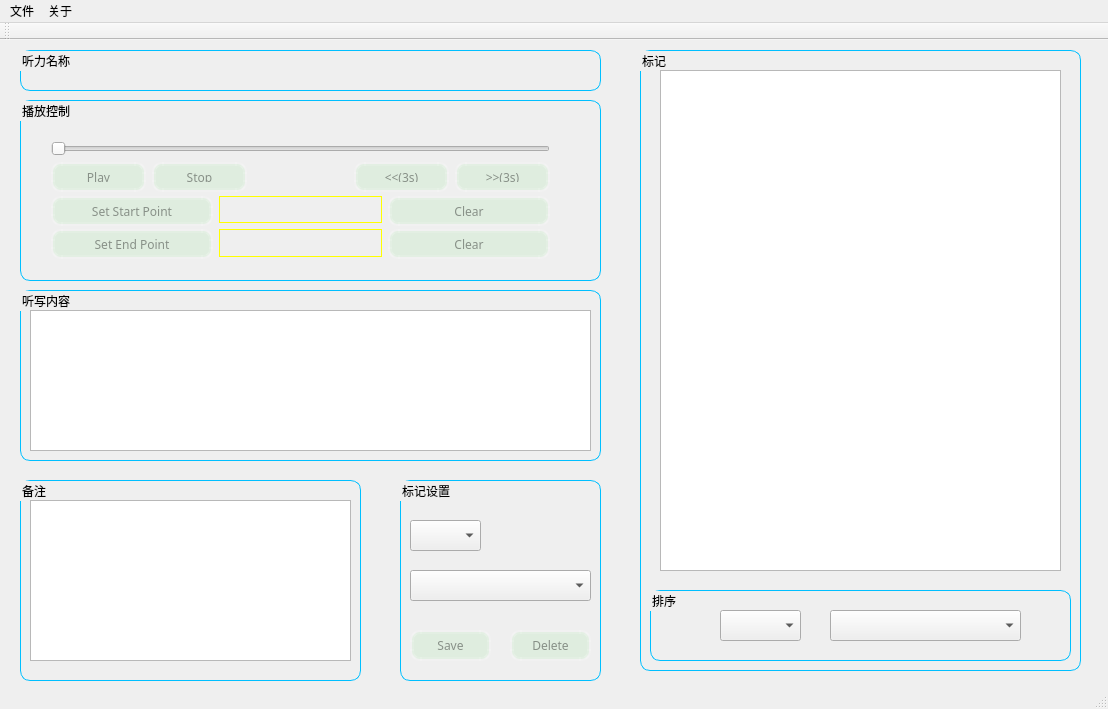
The window that mainwindow.ui (leihui6/marksentence) describes before a commit, drawn with Qt 5.
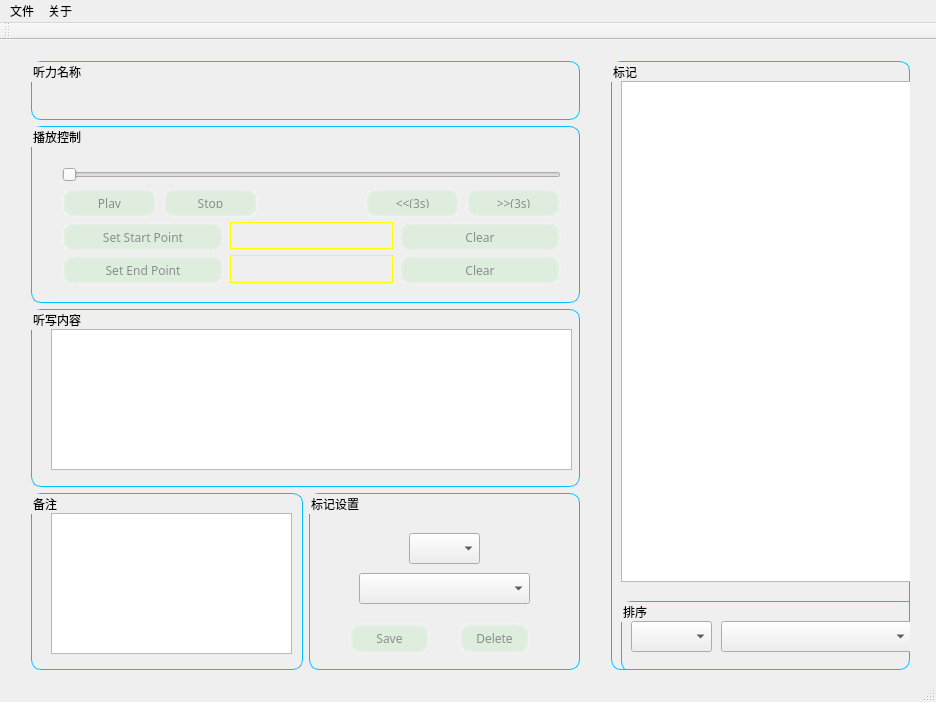
The same window after the commit. Icons and pictures are not drawn.

```diff
--- a/mainwindow.ui
+++ b/mainwindow.ui
@@ -6,367 +6,26 @@
    <rect>
     <x>0</x>
     <y>0</y>
-    <width>1108</width>
-    <height>709</height>
+    <width>936</width>
+    <height>702</height>
    </rect>
   </property>
   <property name="windowTitle">
    <string>MainWindow</string>
   </property>
   <widget class="QWidget" name="centralWidget">
-   <widget class="QGroupBox" name="groupBox">
+   <widget class="QWidget" name="verticalLayoutWidget_5">
     <property name="geometry">
      <rect>
       <x>20</x>
-      <y>440</y>
-      <width>341</width>
-      <height>201</height>
-     </rect>
-    </property>
-    <property name="styleSheet">
-     <string notr="true">QGroupBox {
-	border: 1px solid #00BFFF;
-	border-radius:10px
-}</string>
-    </property>
-    <property name="title">
-     <string>备注</string>
-    </property>
-    <property name="alignment">
-     <set>Qt::AlignLeading|Qt::AlignLeft|Qt::AlignVCenter</set>
-    </property>
-    <widget class="QPlainTextEdit" name="text_note">
-     <property name="geometry">
-      <rect>
-       <x>10</x>
-       <y>20</y>
-       <width>321</width>
-       <height>161</height>
-      </rect>
-     </property>
-     <property name="font">
-      <font>
-       <family>Times New Roman</family>
-       <pointsize>12</pointsize>
-      </font>
-     </property>
-    </widget>
-   </widget>
-   <widget class="QGroupBox" name="groupBox_2">
-    <property name="geometry">
-     <rect>
-      <x>20</x>
-      <y>250</y>
-      <width>581</width>
-      <height>171</height>
-     </rect>
-    </property>
-    <property name="styleSheet">
-     <string notr="true">QGroupBox {
-	border: 1px solid #00BFFF;
-	border-radius:10px
-}</string>
-    </property>
-    <property name="title">
-     <string>听写内容</string>
-    </property>
-    <widget class="QPlainTextEdit" name="text_type">
-     <property name="geometry">
-      <rect>
-       <x>10</x>
-       <y>20</y>
-       <width>561</width>
-       <height>141</height>
-      </rect>
-     </property>
-     <property name="font">
-      <font>
-       <family>Times New Roman</family>
-       <pointsize>12</pointsize>
-      </font>
-     </property>
-    </widget>
-   </widget>
-   <widget class="QGroupBox" name="groupBox_3">
-    <property name="geometry">
-     <rect>
-      <x>640</x>
       <y>10</y>
-      <width>441</width>
-      <height>621</height>
+      <width>571</width>
+      <height>631</height>
      </rect>
     </property>
-    <property name="styleSheet">
-     <string notr="true">QGroupBox {
-	border: 1px solid #00BFFF;
-	border-radius:10px
-}</string>
-    </property>
-    <property name="title">
-     <string>标记</string>
-    </property>
-    <widget class="QListWidget" name="listWidget">
-     <property name="geometry">
-      <rect>
-       <x>20</x>
-       <y>20</y>
-       <width>401</width>
-       <height>501</height>
-      </rect>
-     </property>
-     <property name="font">
-      <font>
-       <family>Times New Roman</family>
-       <pointsize>10</pointsize>
-      </font>
-     </property>
-     <property name="contextMenuPolicy">
-      <enum>Qt::CustomContextMenu</enum>
-     </property>
-     <property name="uniformItemSizes">
-      <bool>false</bool>
-     </property>
-    </widget>
-    <widget class="QGroupBox" name="groupBox_4">
-     <property name="geometry">
-      <rect>
-       <x>10</x>
-       <y>540</y>
-       <width>421</width>
-       <height>71</height>
-      </rect>
-     </property>
-     <property name="title">
-      <string>排序</string>
-     </property>
-     <widget class="QComboBox" name="combox_sort_level">
-      <property name="geometry">
-       <rect>
-        <x>70</x>
-        <y>20</y>
-        <width>81</width>
-        <height>31</height>
-       </rect>
-      </property>
-      <property name="minimumSize">
-       <size>
-        <width>0</width>
-        <height>25</height>
-       </size>
-      </property>
-      <property name="font">
-       <font>
-        <family>Times New Roman</family>
-        <pointsize>12</pointsize>
-       </font>
-      </property>
-     </widget>
-     <widget class="QComboBox" name="combox_sort_sort">
-      <property name="geometry">
-       <rect>
-        <x>180</x>
-        <y>20</y>
-        <width>191</width>
-        <height>31</height>
-       </rect>
-      </property>
-      <property name="minimumSize">
-       <size>
-        <width>0</width>
-        <height>25</height>
-       </size>
-      </property>
-      <property name="font">
-       <font>
-        <family>Times New Roman</family>
-        <pointsize>12</pointsize>
-       </font>
-      </property>
-      <property name="iconSize">
-       <size>
-        <width>16</width>
-        <height>16</height>
-       </size>
-      </property>
-     </widget>
-    </widget>
-   </widget>
-   <widget class="QGroupBox" name="groupBox_5">
-    <property name="geometry">
-     <rect>
-      <x>400</x>
-      <y>440</y>
-      <width>201</width>
-      <height>201</height>
-     </rect>
-    </property>
-    <property name="styleSheet">
-     <string notr="true">QGroupBox {
-	border: 1px solid #00BFFF;
-	border-radius:10px
-}</string>
-    </property>
-    <property name="title">
-     <string>标记设置</string>
-    </property>
-    <widget class="QComboBox" name="combox_level">
-     <property name="geometry">
-      <rect>
-       <x>10</x>
-       <y>40</y>
-       <width>71</width>
-       <height>31</height>
-      </rect>
-     </property>
-     <property name="sizePolicy">
-      <sizepolicy hsizetype="Preferred" vsizetype="Minimum">
-       <horstretch>0</horstretch>
-       <verstretch>0</verstretch>
-      </sizepolicy>
-     </property>
-     <property name="minimumSize">
-      <size>
-       <width>0</width>
-       <height>25</height>
-      </size>
-     </property>
-     <property name="font">
-      <font>
-       <family>Times New Roman</family>
-       <pointsize>12</pointsize>
-      </font>
-     </property>
-    </widget>
-    <widget class="QComboBox" name="combox_sort">
-     <property name="geometry">
-      <rect>
-       <x>10</x>
-       <y>90</y>
-       <width>181</width>
-       <height>31</height>
-      </rect>
-     </property>
-     <property name="minimumSize">
-      <size>
-       <width>0</width>
-       <height>25</height>
-      </size>
-     </property>
-     <property name="font">
-      <font>
-       <family>Times New Roman</family>
-       <pointsize>12</pointsize>
-      </font>
-     </property>
-     <property name="styleSheet">
-      <string notr="true">QCombox_sort{
-	border: 1px;solid;#999999;
-	border-radius: 5px;
-}</string>
-     </property>
-     <property name="iconSize">
-      <size>
-       <width>16</width>
-       <height>16</height>
-      </size>
-     </property>
-    </widget>
-    <widget class="QPushButton" name="button_delete">
-     <property name="geometry">
-      <rect>
-       <x>110</x>
-       <y>150</y>
-       <width>81</width>
-       <height>31</height>
-      </rect>
-     </property>
-     <property name="styleSheet">
-      <string notr="true">QPushButton{
-	background-color:rgba(100,225,100,30);
-	border-style:outset;
-	border-width:4px;           
-	border-radius:10px;
-	border-color:rgba(255,255,255,30);
-	font:Time New Roams bold 10px;
-	color:rgba(0,0,0,100);
-	padding:6px;
-}    
-QPushButton:pressed{     
-	background-color:rgba(255,0,0,200);    
-	border-color:rgba(255,255,255,30);   
-	border-style:inset;    
-	color:rgba(0,0,0,100);    
-}    
-
-QPushButton:hover{    
-	background-color:rgba(255,0,0,100);    
-	border-color:rgba(255,255,255,200);    
-	color:rgba(0,0,0,200);    
-}</string>
-     </property>
-     <property name="text">
-      <string>Delete</string>
-     </property>
-     <property name="shortcut">
-      <string>Del</string>
-     </property>
-    </widget>
-    <widget class="QPushButton" name="button_save">
-     <property name="geometry">
-      <rect>
-       <x>10</x>
-       <y>150</y>
-       <width>81</width>
-       <height>31</height>
-      </rect>
-     </property>
-     <property name="minimumSize">
-      <size>
-       <width>0</width>
-       <height>23</height>
-      </size>
-     </property>
-     <property name="styleSheet">
-      <string notr="true">QPushButton{
-	background-color:rgba(100,225,100,30);
-	border-style:outset;
-	border-width:4px;           
-	border-radius:10px;
-	border-color:rgba(255,255,255,30);
-	font:Time New Roams bold 10px;
-	color:rgba(0,0,0,100);
-	padding:6px;
-}    
-QPushButton:pressed{     
-	background-color:rgba(100,255,100,200);    
-	border-color:rgba(255,255,255,30);   
-	border-style:inset;    
-	color:rgba(0,0,0,100);    
-}    
-
-QPushButton:hover{    
-	background-color:rgba(100,255,100,100);    
-	border-color:rgba(255,255,255,200);    
-	color:rgba(0,0,0,200);    
-}</string>
-     </property>
-     <property name="text">
-      <string>Save</string>
-     </property>
-     <property name="shortcut">
-      <string>Return</string>
-     </property>
-    </widget>
-   </widget>
+    <layout class="QVBoxLayout" name="verticalLayout_6" stretch="1,3,3,3">
+     <item>
    <widget class="QGroupBox" name="groupBox_6">
-    <property name="geometry">
-     <rect>
-      <x>20</x>
-      <y>10</y>
-      <width>581</width>
-      <height>41</height>
-     </rect>
-    </property>
     <property name="styleSheet">
      <string notr="true">QGroupBox {
 	border: 1px solid #00BFFF;
@@ -381,7 +40,7 @@
       <rect>
        <x>10</x>
        <y>20</y>
-       <width>421</width>
+          <width>561</width>
        <height>19</height>
       </rect>
      </property>
@@ -390,15 +49,11 @@
      </property>
     </widget>
    </widget>
+     </item>
+     <item>
+      <layout class="QVBoxLayout" name="verticalLayout_4">
+       <item>
    <widget class="QGroupBox" name="groupBox_7">
-    <property name="geometry">
-     <rect>
-      <x>20</x>
-      <y>60</y>
-      <width>581</width>
-      <height>181</height>
-     </rect>
-    </property>
     <property name="styleSheet">
      <string notr="true">QGroupBox {
 	border: 1px solid #00BFFF;
@@ -808,13 +463,374 @@
      </layout>
     </widget>
    </widget>
+       </item>
+      </layout>
+     </item>
+     <item>
+      <layout class="QVBoxLayout" name="verticalLayout_3">
+       <item>
+        <widget class="QGroupBox" name="groupBox_2">
+         <property name="styleSheet">
+          <string notr="true">QGroupBox {
+	border: 1px solid #00BFFF;
+	border-radius:10px
+}</string>
+         </property>
+         <property name="title">
+          <string>听写内容</string>
+         </property>
+         <widget class="QPlainTextEdit" name="text_type">
+          <property name="geometry">
+           <rect>
+            <x>20</x>
+            <y>20</y>
+            <width>521</width>
+            <height>141</height>
+           </rect>
+          </property>
+          <property name="font">
+           <font>
+            <family>Times New Roman</family>
+            <pointsize>16</pointsize>
+           </font>
+          </property>
+         </widget>
+        </widget>
+       </item>
+      </layout>
+     </item>
+     <item>
+      <layout class="QHBoxLayout" name="horizontalLayout_6">
+       <item>
+        <widget class="QGroupBox" name="groupBox">
+         <property name="styleSheet">
+          <string notr="true">QGroupBox {
+	border: 1px solid #00BFFF;
+	border-radius:10px
+}</string>
+         </property>
+         <property name="title">
+          <string>备注</string>
+         </property>
+         <property name="alignment">
+          <set>Qt::AlignLeading|Qt::AlignLeft|Qt::AlignVCenter</set>
+         </property>
+         <widget class="QPlainTextEdit" name="text_note">
+          <property name="geometry">
+           <rect>
+            <x>20</x>
+            <y>20</y>
+            <width>241</width>
+            <height>141</height>
+           </rect>
+          </property>
+          <property name="font">
+           <font>
+            <family>Times New Roman</family>
+            <pointsize>16</pointsize>
+           </font>
+          </property>
+         </widget>
+        </widget>
+       </item>
+       <item>
+        <widget class="QGroupBox" name="groupBox_5">
+         <property name="styleSheet">
+          <string notr="true">QGroupBox {
+	border: 1px solid #00BFFF;
+	border-radius:10px
+}</string>
+         </property>
+         <property name="title">
+          <string>标记设置</string>
+         </property>
+         <widget class="QComboBox" name="combox_level">
+          <property name="geometry">
+           <rect>
+            <x>100</x>
+            <y>40</y>
+            <width>71</width>
+            <height>31</height>
+           </rect>
+          </property>
+          <property name="sizePolicy">
+           <sizepolicy hsizetype="Preferred" vsizetype="Minimum">
+            <horstretch>0</horstretch>
+            <verstretch>0</verstretch>
+           </sizepolicy>
+          </property>
+          <property name="minimumSize">
+           <size>
+            <width>0</width>
+            <height>25</height>
+           </size>
+          </property>
+          <property name="font">
+           <font>
+            <family>Times New Roman</family>
+            <pointsize>12</pointsize>
+           </font>
+          </property>
+         </widget>
+         <widget class="QComboBox" name="combox_sort">
+          <property name="geometry">
+           <rect>
+            <x>50</x>
+            <y>80</y>
+            <width>171</width>
+            <height>31</height>
+           </rect>
+          </property>
+          <property name="minimumSize">
+           <size>
+            <width>0</width>
+            <height>25</height>
+           </size>
+          </property>
+          <property name="font">
+           <font>
+            <family>Times New Roman</family>
+            <pointsize>12</pointsize>
+           </font>
+          </property>
+          <property name="styleSheet">
+           <string notr="true">QCombox_sort{
+	border: 1px;solid;#999999;
+	border-radius: 5px;
+}</string>
+          </property>
+          <property name="iconSize">
+           <size>
+            <width>16</width>
+            <height>16</height>
+           </size>
+          </property>
+         </widget>
+         <widget class="QPushButton" name="button_delete">
+          <property name="geometry">
+           <rect>
+            <x>150</x>
+            <y>130</y>
+            <width>71</width>
+            <height>31</height>
+           </rect>
+          </property>
+          <property name="styleSheet">
+           <string notr="true">QPushButton{
+	background-color:rgba(100,225,100,30);
+	border-style:outset;
+	border-width:4px;           
+	border-radius:10px;
+	border-color:rgba(255,255,255,30);
+	font:Time New Roams bold 10px;
+	color:rgba(0,0,0,100);
+	padding:6px;
+}    
+QPushButton:pressed{     
+	background-color:rgba(255,0,0,200);    
+	border-color:rgba(255,255,255,30);   
+	border-style:inset;    
+	color:rgba(0,0,0,100);    
+}    
+
+QPushButton:hover{    
+	background-color:rgba(255,0,0,100);    
+	border-color:rgba(255,255,255,200);    
+	color:rgba(0,0,0,200);    
+}</string>
+          </property>
+          <property name="text">
+           <string>Delete</string>
+          </property>
+          <property name="shortcut">
+           <string>Del</string>
+          </property>
+         </widget>
+         <widget class="QPushButton" name="button_save">
+          <property name="geometry">
+           <rect>
+            <x>40</x>
+            <y>130</y>
+            <width>81</width>
+            <height>31</height>
+           </rect>
+          </property>
+          <property name="minimumSize">
+           <size>
+            <width>0</width>
+            <height>23</height>
+           </size>
+          </property>
+          <property name="styleSheet">
+           <string notr="true">QPushButton{
+	background-color:rgba(100,225,100,30);
+	border-style:outset;
+	border-width:4px;           
+	border-radius:10px;
+	border-color:rgba(255,255,255,30);
+	font:Time New Roams bold 10px;
+	color:rgba(0,0,0,100);
+	padding:6px;
+}    
+QPushButton:pressed{     
+	background-color:rgba(100,255,100,200);    
+	border-color:rgba(255,255,255,30);   
+	border-style:inset;    
+	color:rgba(0,0,0,100);    
+}    
+
+QPushButton:hover{    
+	background-color:rgba(100,255,100,100);    
+	border-color:rgba(255,255,255,200);    
+	color:rgba(0,0,0,200);    
+}</string>
+          </property>
+          <property name="text">
+           <string>Save</string>
+          </property>
+          <property name="shortcut">
+           <string>Return</string>
+          </property>
+         </widget>
+         <zorder>combox_level</zorder>
+         <zorder>combox_sort</zorder>
+         <zorder>button_delete</zorder>
+         <zorder>button_save</zorder>
+         <zorder>groupBox</zorder>
+        </widget>
+       </item>
+      </layout>
+     </item>
+    </layout>
+   </widget>
+   <widget class="QWidget" name="verticalLayoutWidget_4">
+    <property name="geometry">
+     <rect>
+      <x>600</x>
+      <y>10</y>
+      <width>321</width>
+      <height>631</height>
+     </rect>
+    </property>
+    <layout class="QVBoxLayout" name="verticalLayout_5">
+     <item>
+      <widget class="QGroupBox" name="groupBox_3">
+       <property name="styleSheet">
+        <string notr="true">QGroupBox {
+	border: 1px solid #00BFFF;
+	border-radius:10px
+}</string>
+       </property>
+       <property name="title">
+        <string>标记</string>
+       </property>
+       <widget class="QListWidget" name="listWidget">
+        <property name="geometry">
+         <rect>
+          <x>10</x>
+          <y>20</y>
+          <width>301</width>
+          <height>501</height>
+         </rect>
+        </property>
+        <property name="font">
+         <font>
+          <family>Times New Roman</family>
+          <pointsize>10</pointsize>
+         </font>
+        </property>
+        <property name="contextMenuPolicy">
+         <enum>Qt::CustomContextMenu</enum>
+        </property>
+        <property name="uniformItemSizes">
+         <bool>false</bool>
+        </property>
+       </widget>
+       <widget class="QGroupBox" name="groupBox_4">
+        <property name="geometry">
+         <rect>
+          <x>10</x>
+          <y>540</y>
+          <width>301</width>
+          <height>71</height>
+         </rect>
+        </property>
+        <property name="title">
+         <string>排序</string>
+        </property>
+        <widget class="QComboBox" name="combox_sort_level">
+         <property name="geometry">
+          <rect>
+           <x>10</x>
+           <y>20</y>
+           <width>81</width>
+           <height>31</height>
+          </rect>
+         </property>
+         <property name="minimumSize">
+          <size>
+           <width>0</width>
+           <height>25</height>
+          </size>
+         </property>
+         <property name="font">
+          <font>
+           <family>Times New Roman</family>
+           <pointsize>12</pointsize>
+          </font>
+         </property>
+        </widget>
+        <widget class="QComboBox" name="combox_sort_sort">
+         <property name="geometry">
+          <rect>
+           <x>100</x>
+           <y>20</y>
+           <width>191</width>
+           <height>31</height>
+          </rect>
+         </property>
+         <property name="minimumSize">
+          <size>
+           <width>0</width>
+           <height>25</height>
+          </size>
+         </property>
+         <property name="font">
+          <font>
+           <family>Times New Roman</family>
+           <pointsize>12</pointsize>
+          </font>
+         </property>
+         <property name="iconSize">
+          <size>
+           <width>16</width>
+           <height>16</height>
+          </size>
+         </property>
+        </widget>
+       </widget>
+      </widget>
+     </item>
+    </layout>
+   </widget>
+   <widget class="QWidget" name="horizontalLayoutWidget_2">
+    <property name="geometry">
+     <rect>
+      <x>1060</x>
+      <y>130</y>
+      <width>160</width>
+      <height>84</height>
+     </rect>
+    </property>
+    <layout class="QHBoxLayout" name="horizontalLayout_7"/>
+   </widget>
   </widget>
   <widget class="QMenuBar" name="menuBar">
    <property name="geometry">
     <rect>
      <x>0</x>
      <y>0</y>
-     <width>1108</width>
+     <width>936</width>
      <height>21</height>
     </rect>
    </property>
```
Left out of the diff: 31 changed lines with no effect on the pictures. Lines whose indentation alone changed are shown as unchanged.
